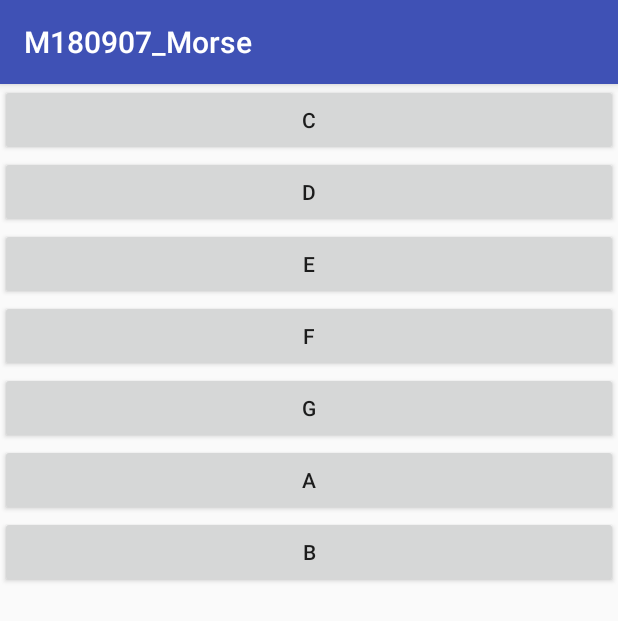
After one commit to kankanla/M180907_Morse, an Android app: the Morse_Sound screen opened directly, with no data from a screen before it, on a phone screen of 412 x 824 dp. The commit adds this screen. Shown: the top 621 px of the screen. Run offline under Robolectric (Android 15) with nearby library versions, the phone set to English and light mode, and no system bars.

Commit message:
2018/09/30

```diff
--- a/app/src/main/AndroidManifest.xml
+++ b/app/src/main/AndroidManifest.xml
@@ -23,7 +23,8 @@
             android:enabled="true"
             android:exported="false" />
 
-        <activity android:name=".Add_Morse_item"></activity>
+        <activity android:name=".Add_Morse_item" />
+        <activity android:name=".Morse_Sound"></activity>
     </application>
 
 </manifest>
--- a/app/src/main/java/com/kankanla/e560/m180907_morse/MainActivity.java
+++ b/app/src/main/java/com/kankanla/e560/m180907_morse/MainActivity.java
@@ -96,6 +96,8 @@ public class MainActivity extends AppCompatActivity implements View.OnClickListe
                 startActivity(intent);
                 break;
             case R.id.button2:
+                intent = new Intent(this, Morse_Sound.class);
+                startActivity(intent);
                 break;
             case R.id.button3:
                 break;
--- /dev/null
+++ b/app/src/main/java/com/kankanla/e560/m180907_morse/Morse_Sound.java
@@ -0,0 +1,193 @@
+package com.kankanla.e560.m180907_morse;
+
+import android.annotation.TargetApi;
+import android.content.pm.ActivityInfo;
+import android.media.AudioAttributes;
+import android.media.AudioFormat;
+import android.media.AudioTrack;
+import android.os.Build;
+import android.os.Bundle;
+import android.support.annotation.RequiresApi;
+import android.support.v7.app.AppCompatActivity;
+import android.util.Log;
+import android.view.View;
+import android.widget.Button;
+
+public class Morse_Sound extends AppCompatActivity implements View.OnClickListener {
+    private final String TAG = "###Morse_Sound###";
+    private AudioTrack track;
+    int flg = 0;
+    private int qqa = 0, qqb = 0;
+    private Button c, d, e, f, g, a, b;
+
+
+    @RequiresApi(api = Build.VERSION_CODES.O)
+    @Override
+    protected void onCreate(Bundle savedInstanceState) {
+        super.onCreate(savedInstanceState);
+        setContentView(R.layout.activity_morse_sound);
+        setRequestedOrientation(ActivityInfo.SCREEN_ORIENTATION_PORTRAIT);
+        c = findViewById(R.id.cc);
+        c.setOnClickListener(this);
+        d = findViewById(R.id.dd);
+        d.setOnClickListener(this);
+
+        e = findViewById(R.id.ee);
+        e.setOnClickListener(this);
+
+        f = findViewById(R.id.ff);
+        f.setOnClickListener(this);
+
+        g = findViewById(R.id.gg);
+        g.setOnClickListener(this);
+
+        a = findViewById(R.id.aa);
+        a.setOnClickListener(this);
+
+        b = findViewById(R.id.bb);
+        b.setOnClickListener(this);
+    }
+
+    @RequiresApi(api = Build.VERSION_CODES.LOLLIPOP)
+    @Override
+    protected void onResume() {
+        super.onResume();
+        flg = 1;
+        f1();
+    }
+
+    @Override
+    protected void onPause() {
+        flg = 0;
+        super.onPause();
+        track.stop();
+    }
+
+    @TargetApi(Build.VERSION_CODES.M)
+    @RequiresApi(api = Build.VERSION_CODES.LOLLIPOP)
+    private void f1() {
+        // getMinBufferSize(int sampleRateInHz, int channelConfig, int audioFormat) {
+
+        int sampleRateInHz = 44100;
+        final int buferSize = AudioTrack.getMinBufferSize(sampleRateInHz, AudioFormat.CHANNEL_OUT_MONO, AudioFormat.ENCODING_PCM_8BIT);
+
+        AudioAttributes.Builder builder = new AudioAttributes.Builder();
+        builder.setContentType(AudioAttributes.CONTENT_TYPE_MUSIC);
+        builder.setUsage(AudioAttributes.USAGE_MEDIA);
+
+        AudioFormat.Builder builder1 = new AudioFormat.Builder();
+        builder1.setSampleRate(sampleRateInHz);
+        builder1.setEncoding(AudioFormat.ENCODING_PCM_8BIT);
+
+        AudioTrack.Builder builder2 = new AudioTrack.Builder();
+        builder2.setAudioAttributes(builder.build());
+        builder2.setAudioFormat(builder1.build());
+        builder2.setBufferSizeInBytes(buferSize);
+
+        track = builder2.build();
+        track.play();
+
+        new Thread(new Runnable() {
+            @Override
+            public void run() {
+                int x = 44100;
+
+                byte[] on = new byte[x];
+                byte[] off = new byte[x];
+                for (int i = 0; i < x; i++) {
+                    if (i % 3 == 0) {
+                        on[i] = 127;
+                    } else {
+                        on[i] = 80;
+                    }
+                    off[i] = 0;
+                }
+
+                while (true) {
+                    track.write(on, 0, qqa);
+                    track.write(off, 0, qqb);
+                }
+            }
+        }).start();
+    }
+
+    private byte[] getaio() {
+        int sampleRateInHz = 44100;
+        int doo = 600;
+        int bufsize = sampleRateInHz * 5;
+        byte[] buf = new byte[bufsize];
+
+        for (int i = 0; i < bufsize; i++) {
+            double dd = (i / (sampleRateInHz / doo)) * (Math.PI * 2);
+            double ddsin = Math.sin(dd);
+            buf[i] = (byte) (ddsin > 0 ? Byte.MIN_VALUE : Byte.MIN_VALUE);
+        }
+        return buf;
+    }
+
+    private byte[] getSound() {
+        int sampleRateInHz = 44100;
+        int doo = 600;
+        int buferSize = AudioTrack.getMinBufferSize(sampleRateInHz, AudioFormat.CHANNEL_OUT_MONO, AudioFormat.ENCODING_PCM_8BIT);
+        byte[] bufbyte = new byte[buferSize * 2];
+
+        for (int i = 1500; i < buferSize; i++) {
+            double dd = Math.sin((i / (sampleRateInHz / doo)) + Math.PI * 2);
+            bufbyte[i] = (byte) (dd > 0.0 ? -128 : 00);
+        }
+        return bufbyte;
+    }
+
+    public byte[] createWaves(int sampleRate, int time) {
+        Log.d(TAG, "createWaves");
+        int dataNum = (int) ((double) sampleRate * ((double) time));
+        byte[] data = new byte[dataNum];
+        int flag = 0;
+        for (int i = 0; i < dataNum; i = i + 2) {
+            if (flag == 0) {
+                data[i] = (byte) 0xff;
+                data[i + 1] = (byte) 0xff;
+                flag++;
+            } else {
+                data[i] = (byte) 0x00;
+                data[i + 1] = (byte) 0x00;
+                flag--;
+            }
+        }
+        return data;
+    }
+
+    @Override
+    public void onClick(View v) {
+        switch (v.getId()) {
+            case R.id.cc:
+                qqa = 44100 / 261;
+                qqb = 44100 / 261;
+                break;
+            case R.id.dd:
+                qqa = 44100 / 293;
+                qqb = 44100 / 293;
+                break;
+            case R.id.ee:
+                qqa = 44100 / 329;
+                qqb = 44100 / 329;
+                break;
+            case R.id.ff:
+                qqa = 44100 / 349;
+                qqb = 44100 / 349;
+                break;
+            case R.id.gg:
+                qqa = 44100 / 391;
+                qqb = 44100 / 391;
+                break;
+            case R.id.aa:
+                qqa = 44100 / 220;
+                qqb = 44100 / 220;
+                break;
+            case R.id.bb:
+                qqa = 44100 / 246;
+                qqb = 44100 / 246;
+                break;
+        }
+    }
+}
--- /dev/null
+++ b/app/src/main/res/layout/activity_morse_sound.xml
@@ -0,0 +1,57 @@
+<?xml version="1.0" encoding="utf-8"?>
+<android.support.constraint.ConstraintLayout xmlns:android="http://schemas.android.com/apk/res/android"
+    xmlns:tools="http://schemas.android.com/tools"
+    android:layout_width="match_parent"
+    android:layout_height="match_parent"
+    tools:context=".Morse_Sound">
+
+    <LinearLayout
+        android:id="@+id/bbbb"
+        android:layout_width="match_parent"
+        android:layout_height="match_parent"
+        android:orientation="vertical">
+
+
+        <Button
+            android:id="@+id/cc"
+            android:layout_width="match_parent"
+            android:layout_height="wrap_content"
+            android:text="c" />
+
+        <Button
+            android:id="@+id/dd"
+            android:layout_width="match_parent"
+            android:layout_height="wrap_content"
+            android:text="d" />
+
+        <Button
+            android:id="@+id/ee"
+            android:layout_width="match_parent"
+            android:layout_height="wrap_content"
+            android:text="e" />
+
+        <Button
+            android:id="@+id/ff"
+            android:layout_width="match_parent"
+            android:layout_height="wrap_content"
+            android:text="f" />
+
+        <Button
+            android:id="@+id/gg"
+            android:layout_width="match_parent"
+            android:layout_height="wrap_content"
+            android:text="g" />
+
+        <Button
+            android:id="@+id/aa"
+            android:layout_width="match_parent"
+            android:layout_height="wrap_content"
+            android:text="a" />
+
+        <Button
+            android:id="@+id/bb"
+            android:layout_width="match_parent"
+            android:layout_height="wrap_content"
+            android:text="b" />
+    </LinearLayout>
+</android.support.constraint.ConstraintLayout>
```
Also changed, not shown: app/src/main/java/com/kankanla/e560/m180907_morse/Morse_HZ.java (+22 -30 lines), app/src/main/java/com/kankanla/e560/m180907_morse/Morse_SQL.java (+12 -4 lines), app/src/main/java/com/kankanla/e560/m180907_morse/Morse_key.java (+12 -6 lines).
